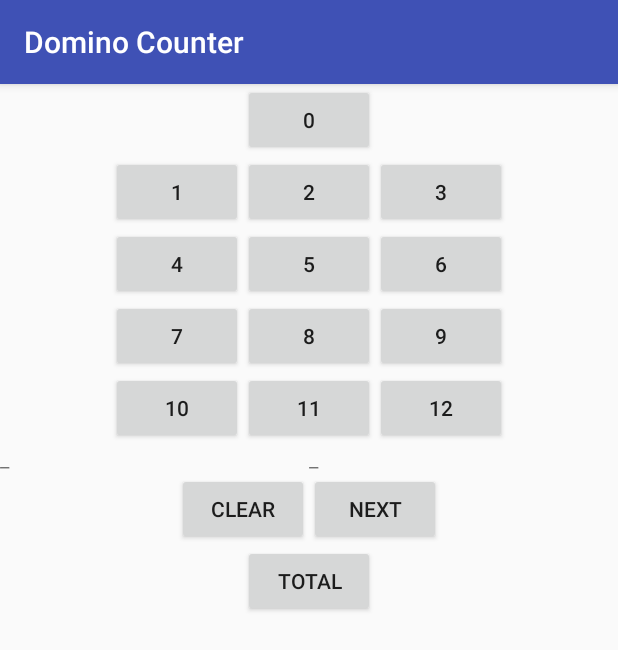
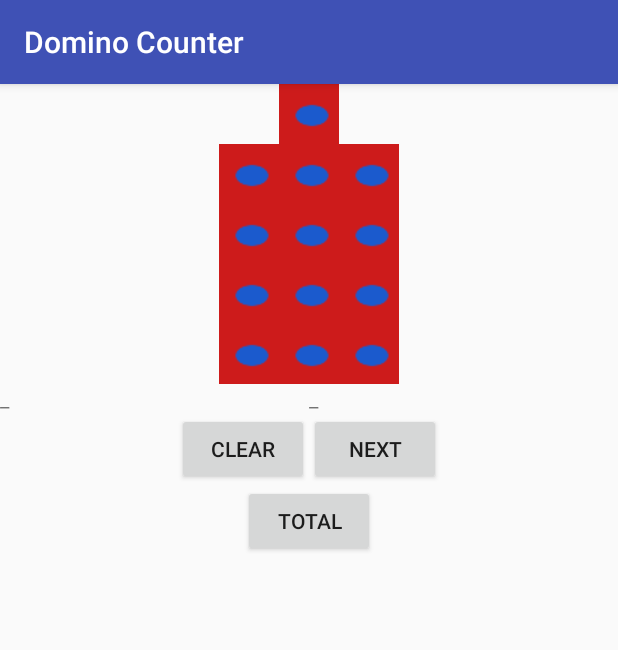
Before and after one commit to grimsleyk/domino-counter-back, an Android app: the screen it shows after launch (MainActivity), on a phone screen of 412 x 824 dp. Shown: the top 650 px of the screen. Run offline under Robolectric (Android 15) with nearby library versions, the phone set to English and light mode, and no system bars.

Commit message:
converted buttons to image buttons

```diff
--- a/app/src/main/java/com/alouette/dominocounter/MainActivity.java
+++ b/app/src/main/java/com/alouette/dominocounter/MainActivity.java
@@ -4,7 +4,7 @@ import android.content.Intent;
 import android.os.Bundle;
 import android.support.v7.app.AppCompatActivity;
 import android.view.View;
-import android.widget.Button;
+import android.widget.ImageButton;
 import android.widget.TextView;
 
 import com.alouette.dominocounter.lib.ParameterOnClickListener;
@@ -89,7 +89,7 @@ public class MainActivity extends AppCompatActivity
 
     public void updateSubTotal(int subTotal)
     {
-        // Updates the subtotal value with the slected left or right domino
+        // Updates the subtotal value with the selected left or right domino
         if(getLeftSubTotal() < 0)
         {
             setLeftSubTotal(subTotal);
@@ -129,91 +129,91 @@ public class MainActivity extends AppCompatActivity
     private void initiateButtons()
     {
         // Initiates custom onClick listener for all domino buttons
-        Button dominoZero = (Button) findViewById(R.id.domino_zero);
+        ImageButton dominoZero = (ImageButton) findViewById(R.id.domino_zero);
         dominoZero.setOnClickListener(new ParameterOnClickListener(0) {
             @Override
             public void onClick(View v){
                 updateSubTotal(this.getIntegerParameter());
             }
         });
-        Button dominoOne = (Button) findViewById(R.id.domino_one);
+        ImageButton dominoOne = (ImageButton) findViewById(R.id.domino_one);
         dominoOne.setOnClickListener(new ParameterOnClickListener(1) {
             @Override
             public void onClick(View v){
                 updateSubTotal(this.getIntegerParameter());
             }
         });
-        Button dominoTwo = (Button) findViewById(R.id.domino_two);
+        ImageButton dominoTwo = (ImageButton) findViewById(R.id.domino_two);
         dominoTwo.setOnClickListener(new ParameterOnClickListener(2) {
             @Override
             public void onClick(View v){
                 updateSubTotal(this.getIntegerParameter());
             }
         });
-        Button dominoThree = (Button) findViewById(R.id.domino_three);
+        ImageButton dominoThree = (ImageButton) findViewById(R.id.domino_three);
         dominoThree.setOnClickListener(new ParameterOnClickListener(3) {
             @Override
             public void onClick(View v){
                 updateSubTotal(this.getIntegerParameter());
             }
         });
-        Button dominoFour = (Button) findViewById(R.id.domino_four);
+        ImageButton dominoFour = (ImageButton) findViewById(R.id.domino_four);
         dominoFour.setOnClickListener(new ParameterOnClickListener(4) {
             @Override
             public void onClick(View v){
                 updateSubTotal(this.getIntegerParameter());
             }
         });
-        Button dominoFive = (Button) findViewById(R.id.domino_five);
+        ImageButton dominoFive = (ImageButton) findViewById(R.id.domino_five);
         dominoFive.setOnClickListener(new ParameterOnClickListener(5) {
             @Override
             public void onClick(View v){
                 updateSubTotal(this.getIntegerParameter());
             }
         });
-        Button dominoSix = (Button) findViewById(R.id.domino_six);
+        ImageButton dominoSix = (ImageButton) findViewById(R.id.domino_six);
         dominoSix.setOnClickListener(new ParameterOnClickListener(6) {
             @Override
             public void onClick(View v){
                 updateSubTotal(this.getIntegerParameter());
             }
         });
-        Button dominoSeven = (Button) findViewById(R.id.domino_seven);
+        ImageButton dominoSeven = (ImageButton) findViewById(R.id.domino_seven);
         dominoSeven.setOnClickListener(new ParameterOnClickListener(7) {
             @Override
             public void onClick(View v){
                 updateSubTotal(this.getIntegerParameter());
             }
         });
-        Button dominoEight = (Button) findViewById(R.id.domino_eight);
+        ImageButton dominoEight = (ImageButton) findViewById(R.id.domino_eight);
         dominoEight.setOnClickListener(new ParameterOnClickListener(8) {
             @Override
             public void onClick(View v){
                 updateSubTotal(this.getIntegerParameter());
             }
         });
-        Button dominoNine = (Button) findViewById(R.id.domino_nine);
+        ImageButton dominoNine = (ImageButton) findViewById(R.id.domino_nine);
         dominoNine.setOnClickListener(new ParameterOnClickListener(9) {
             @Override
             public void onClick(View v){
                 updateSubTotal(this.getIntegerParameter());
             }
         });
-        Button dominoTen = (Button) findViewById(R.id.domino_ten);
+        ImageButton dominoTen = (ImageButton) findViewById(R.id.domino_ten);
         dominoTen.setOnClickListener(new ParameterOnClickListener(10) {
             @Override
             public void onClick(View v){
                 updateSubTotal(this.getIntegerParameter());
             }
         });
-        Button dominoEleven = (Button) findViewById(R.id.domino_eleven);
+        ImageButton dominoEleven = (ImageButton) findViewById(R.id.domino_eleven);
         dominoEleven.setOnClickListener(new ParameterOnClickListener(11) {
             @Override
             public void onClick(View v){
                 updateSubTotal(this.getIntegerParameter());
             }
         });
-        Button dominoTwelve = (Button) findViewById(R.id.domino_twelve);
+        ImageButton dominoTwelve = (ImageButton) findViewById(R.id.domino_twelve);
         dominoTwelve.setOnClickListener(new ParameterOnClickListener(12) {
             @Override
             public void onClick(View v){
--- a/app/src/main/res/layout/activity_main.xml
+++ b/app/src/main/res/layout/activity_main.xml
@@ -1,15 +1,15 @@
 <?xml version="1.0" encoding="utf-8"?>
 <!--   Parent Layout With Vertical Orientation -->
 <LinearLayout xmlns:android="http://schemas.android.com/apk/res/android"
-    android:layout_width="match_parent"
-    android:layout_height="match_parent"
-    android:orientation="vertical">
+              android:layout_width="match_parent"
+              android:layout_height="match_parent"
+              android:orientation="vertical">
 
 
     <LinearLayout
         android:layout_width="match_parent"
         android:layout_height="wrap_content"
-        android:orientation="vertical" >
+        android:orientation="vertical">
 
         <!--Rows of Domino Buttons-->
         <TableRow
@@ -18,34 +18,13 @@
             android:gravity="center"
             android:weightSum="10">
 
-            <Button android:id="@+id/domino_zero"
+            <ImageButton
+                android:id="@+id/domino_zero"
                 android:layout_width="wrap_content"
                 android:layout_height="wrap_content"
-                android:text="@string/domino_zero"
-                android:layout_centerHorizontal="true"/>
-
-        </TableRow>
-        <TableRow
-            android:layout_width="match_parent"
-            android:layout_height="wrap_content"
-            android:gravity="center"
-            android:weightSum="10">
-
-            <Button android:id="@+id/domino_one"
-                android:layout_width="wrap_content"
-                android:layout_height="wrap_content"
-                android:text="@string/domino_one"
-                android:layout_centerHorizontal="true"/>
-            <Button android:id="@+id/domino_two"
-                android:layout_width="wrap_content"
-                android:layout_height="wrap_content"
-                android:text="@string/domino_two"
-                android:layout_centerHorizontal="true"/>
-            <Button android:id="@+id/domino_three"
-                android:layout_width="wrap_content"
-                android:layout_height="wrap_content"
-                android:text="@string/domino_three"
-                android:layout_centerHorizontal="true"/>
+                android:layout_centerHorizontal="true"
+                android:background="@null"
+                android:src="@drawable/test"/>
 
         </TableRow>
 
@@ -55,18 +34,30 @@
             android:gravity="center"
             android:weightSum="10">
 
-            <Button android:id="@+id/domino_four"
+
+            <ImageButton
+                android:id="@+id/domino_one"
                 android:layout_width="wrap_content"
                 android:layout_height="wrap_content"
-                android:text="@string/domino_four"/>
-            <Button android:id="@+id/domino_five"
+                android:layout_centerHorizontal="true"
+                android:background="@null"
+                android:src="@drawable/test"/>
+
+            <ImageButton
+                android:id="@+id/domino_two"
                 android:layout_width="wrap_content"
                 android:layout_height="wrap_content"
-                android:text="@string/domino_five"/>
-            <Button android:id="@+id/domino_six"
+                android:layout_centerHorizontal="true"
+                android:background="@null"
+                android:src="@drawable/test"/>
+
+            <ImageButton
+                android:id="@+id/domino_three"
                 android:layout_width="wrap_content"
                 android:layout_height="wrap_content"
-                android:text="@string/domino_six"/>
+                android:layout_centerHorizontal="true"
+                android:background="@null"
+                android:src="@drawable/test"/>
 
         </TableRow>
 
@@ -76,18 +67,26 @@
             android:gravity="center"
             android:weightSum="10">
 
-            <Button android:id="@+id/domino_seven"
+            <ImageButton
+                android:id="@+id/domino_four"
                 android:layout_width="wrap_content"
                 android:layout_height="wrap_content"
-                android:text="@string/domino_seven"/>
-            <Button android:id="@+id/domino_eight"
+                android:background="@null"
+                android:src="@drawable/test"/>
+
+            <ImageButton
+                android:id="@+id/domino_five"
                 android:layout_width="wrap_content"
                 android:layout_height="wrap_content"
-                android:text="@string/domino_eight"/>
-            <Button android:id="@+id/domino_nine"
+                android:background="@null"
+                android:src="@drawable/test"/>
+
+            <ImageButton
+                android:id="@+id/domino_six"
                 android:layout_width="wrap_content"
                 android:layout_height="wrap_content"
-                android:text="@string/domino_nine"/>
+                android:background="@null"
+                android:src="@drawable/test"/>
 
         </TableRow>
 
@@ -97,18 +96,55 @@
             android:gravity="center"
             android:weightSum="10">
 
-            <Button android:id="@+id/domino_ten"
+            <ImageButton
+                android:id="@+id/domino_seven"
                 android:layout_width="wrap_content"
                 android:layout_height="wrap_content"
-                android:text="@string/domino_ten"/>
-            <Button android:id="@+id/domino_eleven"
+                android:background="@null"
+                android:src="@drawable/test"/>
+
+            <ImageButton
+                android:id="@+id/domino_eight"
                 android:layout_width="wrap_content"
                 android:layout_height="wrap_content"
-                android:text="@string/domino_eleven"/>
-            <Button android:id="@+id/domino_twelve"
+                android:background="@null"
+                android:src="@drawable/test"/>
+
+            <ImageButton
+                android:id="@+id/domino_nine"
                 android:layout_width="wrap_content"
                 android:layout_height="wrap_content"
-                android:text="@string/domino_twelve"/>
+                android:background="@null"
+                android:src="@drawable/test"/>
+
+        </TableRow>
+
+        <TableRow
+            android:layout_width="match_parent"
+            android:layout_height="wrap_content"
+            android:gravity="center"
+            android:weightSum="10">
+
+            <ImageButton
+                android:id="@+id/domino_ten"
+                android:layout_width="wrap_content"
+                android:layout_height="wrap_content"
+                android:background="@null"
+                android:src="@drawable/test"/>
+
+            <ImageButton
+                android:id="@+id/domino_eleven"
+                android:layout_width="wrap_content"
+                android:layout_height="wrap_content"
+                android:background="@null"
+                android:src="@drawable/test"/>
+
+            <ImageButton
+                android:id="@+id/domino_twelve"
+                android:layout_width="wrap_content"
+                android:layout_height="wrap_content"
+                android:background="@null"
+                android:src="@drawable/test"/>
 
         </TableRow>
 
@@ -121,17 +157,20 @@
         android:layout_height="wrap_content"
         android:orientation="horizontal">
 
-        <TextView android:id="@+id/sub_domino_left"
-                  android:layout_weight="1"
-                  android:layout_width="0dp"
-                  android:layout_height="wrap_content"/>
-        <TextView android:id="@+id/sub_domino_right"
-                  android:layout_weight="1"
-                  android:layout_width="0dp"
-                  android:layout_height="wrap_content"/>
+        <TextView
+            android:id="@+id/sub_domino_left"
+            android:layout_width="0dp"
+            android:layout_height="wrap_content"
+            android:layout_weight="1"/>
+
+        <TextView
+            android:id="@+id/sub_domino_right"
+            android:layout_width="0dp"
+            android:layout_height="wrap_content"
+            android:layout_weight="1"/>
     </LinearLayout>
 
-    <!--Enter Button-->
+    <!--Enter ImageButton-->
     <LinearLayout
         xmlns:android="http://schemas.android.com/apk/res/android"
         android:layout_width="match_parent"
@@ -142,13 +181,14 @@
         <Button
             android:layout_width="wrap_content"
             android:layout_height="wrap_content"
-            android:text="@string/clear"
-            android:onClick="clearSubtotal"/>
+            android:onClick="clearSubtotal"
+            android:text="@string/clear"/>
+
         <Button
             android:layout_width="wrap_content"
             android:layout_height="wrap_content"
-            android:text="@string/next"
-            android:onClick="updateTotal"/>
+            android:onClick="updateTotal"
+            android:text="@string/next"/>
 
     </LinearLayout>
 
@@ -162,8 +202,8 @@
         <Button
             android:layout_width="wrap_content"
             android:layout_height="wrap_content"
-            android:text="@string/total"
-            android:onClick="showTotal"/>
+            android:onClick="showTotal"
+            android:text="@string/total"/>
 
     </LinearLayout>
 
```
Also changed, not shown: app/src/main/res/drawable/test.png (added).
